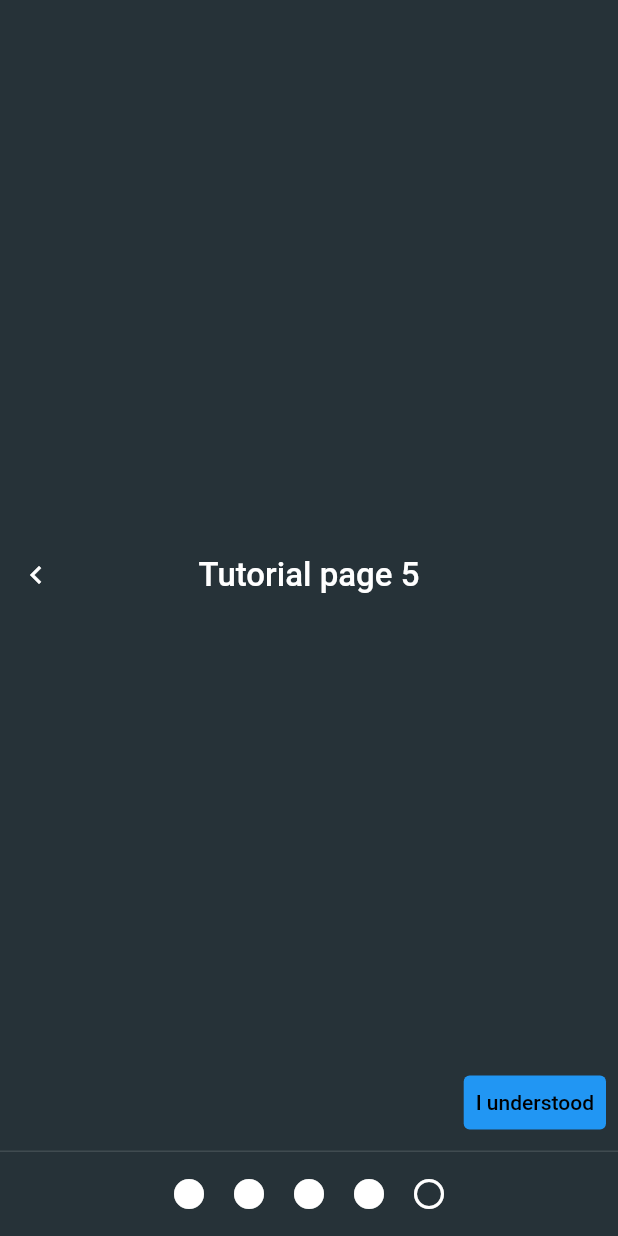
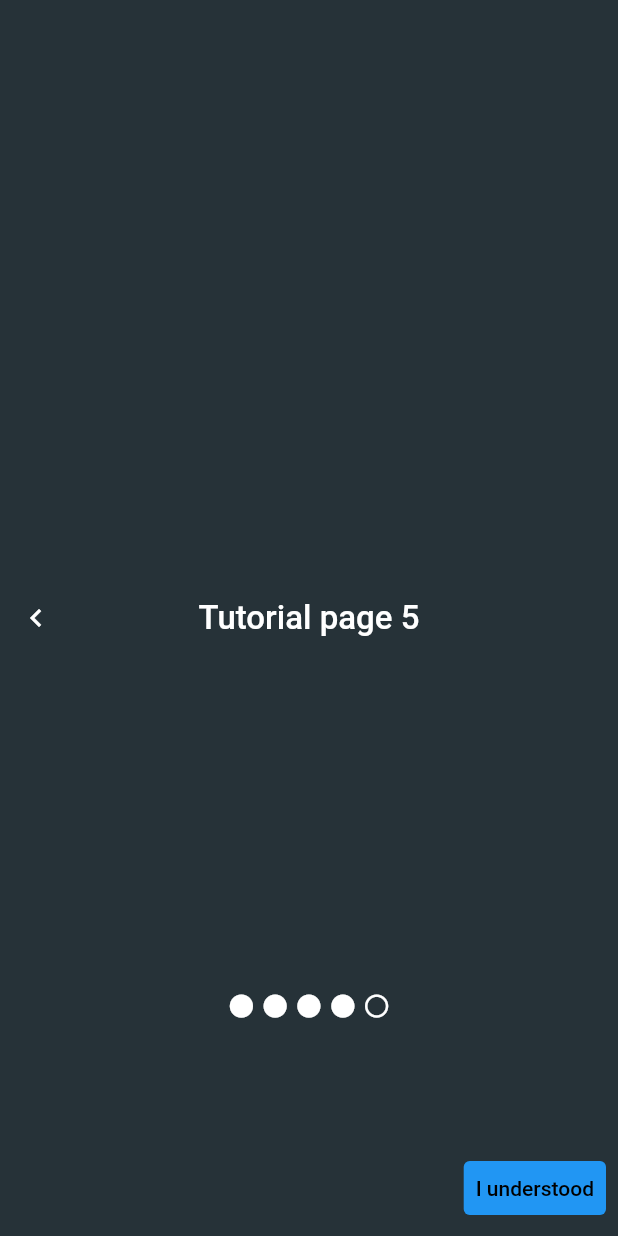
Before and after one commit to CengizhanParlak/tutorial_screen, a Flutter app: the screen it shows after launch, swiped to page 5, on a phone screen of 412 x 824 dp. Run offline on Flutter 3.47's test engine with Material 2 defaults, Android fonts, the phone set to English and light mode, and no system bars.

Commit message:
producing bottom icons dynamically now

```diff
--- a/lib/main.dart
+++ b/lib/main.dart
@@ -58,8 +58,8 @@ class MyApp extends StatelessWidget {
   }
 }
 
-List<bool> sayfaSecimleri = [true, false, false, false, false];
-List<String> sayfalar = [
+List<bool> isOnThisPage = [true, false, false, false, false];
+List<String> pageTitle = [
   'Tutorial page 1',
   'Tutorial page 2',
   'Tutorial page 3',
@@ -84,20 +84,24 @@ class _TutorialScreenState extends State<TutorialScreen> with TickerProviderStat
   }
 
   void _onPageViewChange(int value) {
-    sayfaSecimleri = [false, false, false, false, false];
+    int indexOfTrue = isOnThisPage.indexOf(true);
+    isOnThisPage[indexOfTrue] = false;
     setState(() {
-      sayfaSecimleri[value] = true;
+      isOnThisPage[value] = true;
     });
   }
 
   @override
   Widget build(BuildContext context) {
+    Size size = MediaQuery.of(context).size;
     return Scaffold(
       backgroundColor: Colors.blueGrey.shade900,
-      body: PageView.builder(
+      body: Stack(
+        children: [
+          PageView.builder(
             controller: _pageController,
             onPageChanged: _onPageViewChange,
-        itemCount: sayfalar.length,
+            itemCount: pageTitle.length,
             physics: const ClampingScrollPhysics(),
             itemBuilder: (BuildContext context, int index) {
               if (index == 0) {
@@ -107,7 +111,7 @@ class _TutorialScreenState extends State<TutorialScreen> with TickerProviderStat
                       Align(
                         alignment: Alignment.center,
                         child: Text(
-                      sayfalar.elementAt(
+                          pageTitle.elementAt(
                             index,
                           ),
                         ),
@@ -125,14 +129,14 @@ class _TutorialScreenState extends State<TutorialScreen> with TickerProviderStat
                     ],
                   ),
                 );
-          } else if (index == sayfalar.length - 1) {
+              } else if (index == pageTitle.length - 1) {
                 return Center(
                   child: Stack(
                     children: [
                       Align(
                         alignment: Alignment.center,
                         child: Text(
-                      sayfalar.elementAt(
+                          pageTitle.elementAt(
                             index,
                           ),
                         ),
@@ -188,7 +192,7 @@ class _TutorialScreenState extends State<TutorialScreen> with TickerProviderStat
                       Align(
                         alignment: Alignment.center,
                         child: Text(
-                      sayfalar.elementAt(
+                          pageTitle.elementAt(
                             index,
                           ),
                         ),
@@ -209,44 +213,27 @@ class _TutorialScreenState extends State<TutorialScreen> with TickerProviderStat
               }
             },
           ),
-      persistentFooterButtons: [
-        Center(
+          Align(
+            alignment: Alignment.bottomCenter,
+            child: SizedBox(
+              height: size.height * 0.2,
               child: Wrap(
                 children: [
+                  for (int i = 0; i < pageTitle.length; i++) ...{
                     Padding(
-                padding: const EdgeInsets.all(8.0),
+                      padding: const EdgeInsets.all(2.0),
                       child: Icon(
-                  sayfaSecimleri.elementAt(0) ? Icons.circle_outlined : Icons.circle_sharp,
+                        isOnThisPage.elementAt(i) ? Icons.circle_outlined : Icons.circle_sharp,
+                        size: size.height * 0.0225,
                       ),
                     ),
-              Padding(
-                padding: const EdgeInsets.all(8.0),
-                child: Icon(
-                  sayfaSecimleri.elementAt(1) ? Icons.circle_outlined : Icons.circle_sharp,
+                  },
+                ],
               ),
-              ),
-              Padding(
-                padding: const EdgeInsets.all(8.0),
-                child: Icon(
-                  sayfaSecimleri.elementAt(2) ? Icons.circle_outlined : Icons.circle_sharp,
-                ),
-              ),
-              Padding(
-                padding: const EdgeInsets.all(8.0),
-                child: Icon(
-                  sayfaSecimleri.elementAt(3) ? Icons.circle_outlined : Icons.circle_sharp,
-                ),
-              ),
-              Padding(
-                padding: const EdgeInsets.all(8.0),
-                child: Icon(
-                  sayfaSecimleri.elementAt(4) ? Icons.circle_outlined : Icons.circle_sharp,
             ),
           ),
         ],
       ),
-        )
-      ],
     );
   }
 }
```
Lines whose indentation alone changed are shown as unchanged.
